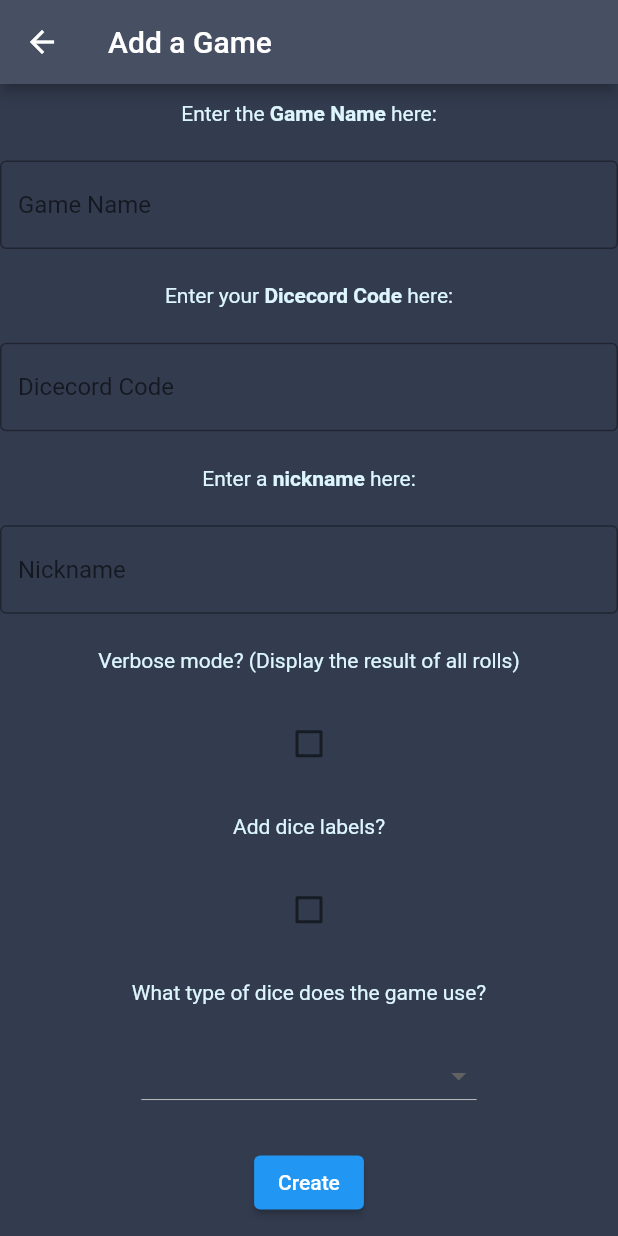
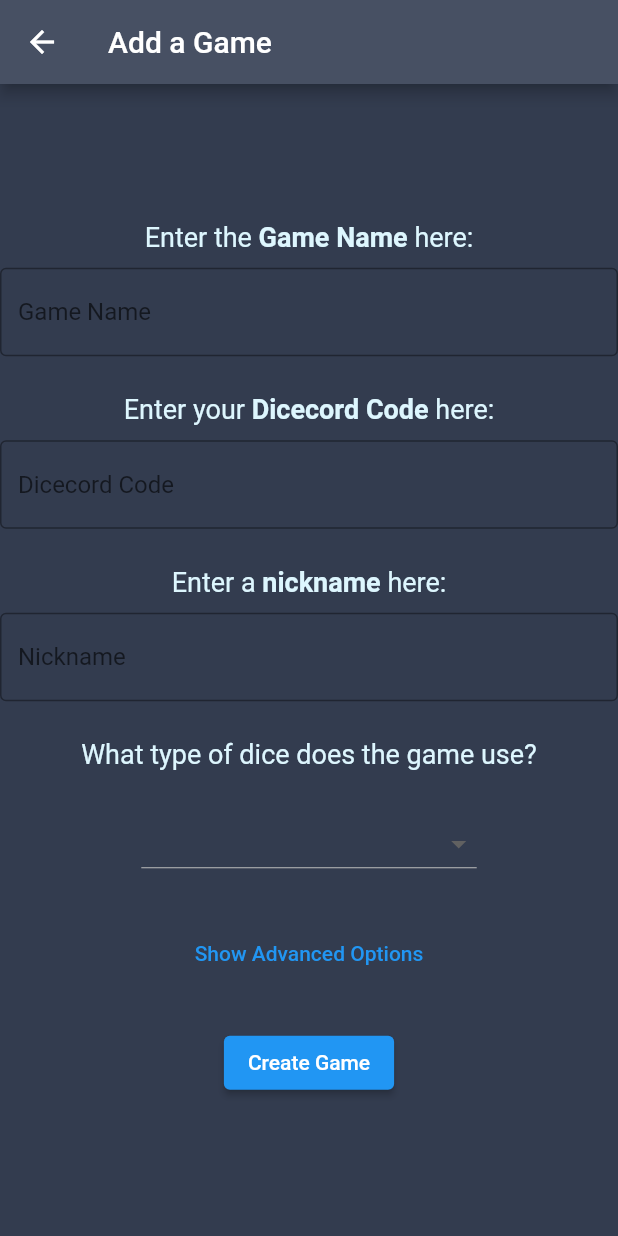
Before and after one commit to corndog-foundry/dicecord-flutter, a Flutter app: the CreateGameScreen screen opened by its route, on a phone screen of 412 x 824 dp. Run offline on Flutter 3.47's test engine with Material 2 defaults, Android fonts, the phone set to English and light mode, and no system bars; our stand-ins replace fluttertoast, hive; missing offline and left inert: mysql1; accounts and stored records are empty; generated files the repository leaves out were written again.

Commit message:
Clean Up Create Game Screen

```diff
--- a/lib/main.dart
+++ b/lib/main.dart
@@ -5,7 +5,6 @@ import 'package:dicecord_mobile/screens/create_game_screen.dart';
 import 'package:dicecord_mobile/screens/games_screen.dart';
 import 'package:flutter/material.dart';
 import 'package:dicecord_mobile/screens/main_screen.dart';
-import 'package:dicecord_mobile/screens/opening_screen.dart';
 
 import 'package:hive/hive.dart';
 import 'package:path_provider/path_provider.dart' as pathProvider;
--- a/lib/screens/create_game_screen.dart
+++ b/lib/screens/create_game_screen.dart
@@ -17,6 +17,8 @@ class _CreateGameScreenState extends State<CreateGameScreen> {
   bool verboseMode = false;
   bool diceLabels = false;
   String diceType = '';
+
+  bool showAdvancedOptions = false;
 
   void setGameName (String newName) {
     gameName = newName;
@@ -43,6 +45,7 @@ class _CreateGameScreenState extends State<CreateGameScreen> {
         title: Text("Add a Game"),
       ),
       body: Center(
+        child: SingleChildScrollView(
           child: Column(
             mainAxisAlignment: MainAxisAlignment.spaceAround,
             children: [
@@ -52,127 +55,128 @@ class _CreateGameScreenState extends State<CreateGameScreen> {
                     "Enter the",
                     style: TextStyle(
                       color: Color.fromARGB(255, 221, 246, 254),
+                      fontSize: 18.0
                     ),
                   ),
                   Text(
                     " Game Name ",
                     style: TextStyle(
                       color: Color.fromARGB(255, 221, 246, 254),
-                      fontWeight: FontWeight.bold
+                      fontWeight: FontWeight.bold,
+                      fontSize: 18.0
                     ),
                   ),
                   Text(
                     "here:",
                     style: TextStyle(
                       color: Color.fromARGB(255, 221, 246, 254),
+                      fontSize: 18.0
                     ),
                   )
                 ],
                 mainAxisAlignment: MainAxisAlignment.center,
               ),
+              SizedBox(height: 10.0),
               TextField(
                 decoration: InputDecoration(
                   border: OutlineInputBorder(),
                   hintText: 'Game Name',
                 ),
                 onChanged: setGameName,
+                style: TextStyle(
+                  color: Color.fromARGB(255, 221, 246, 254),
+                  fontSize: 16.0
                 ),
+              ),
+              SizedBox(height: 25.0),
               Row(
                 children: [
                   Text(
                     "Enter your",
                     style: TextStyle(
                       color: Color.fromARGB(255, 221, 246, 254),
+                      fontSize: 18.0
                     ),
                   ),
                   Text(
                     " Dicecord Code ",
                     style: TextStyle(
                       color: Color.fromARGB(255, 221, 246, 254),
-                      fontWeight: FontWeight.bold
+                      fontWeight: FontWeight.bold,
+                      fontSize: 18.0
                     ),
                   ),
                   Text(
                     "here:",
                     style: TextStyle(
                       color: Color.fromARGB(255, 221, 246, 254),
+                      fontSize: 18.0
                     ),
                   )
                 ],
                 mainAxisAlignment: MainAxisAlignment.center,
               ),
+              SizedBox(height: 10.0),
               TextField(
                 decoration: InputDecoration(
                   border: OutlineInputBorder(),
                   hintText: 'Dicecord Code',
                 ),
                 onChanged: setDicecordCode,
+                style: TextStyle(
+                    color: Color.fromARGB(255, 221, 246, 254),
+                    fontSize: 16.0
                 ),
+              ),
+              SizedBox(height: 25.0),
               Row(
                 children: [
                   Text(
                     "Enter a",
                     style: TextStyle(
                       color: Color.fromARGB(255, 221, 246, 254),
+                      fontSize: 18.0
                     ),
                   ),
                   Text(
                     " nickname ",
                     style: TextStyle(
                       color: Color.fromARGB(255, 221, 246, 254),
-                      fontWeight: FontWeight.bold
+                      fontWeight: FontWeight.bold,
+                      fontSize: 18.0
                     ),
                   ),
                   Text(
                     "here:",
                     style: TextStyle(
                       color: Color.fromARGB(255, 221, 246, 254),
+                      fontSize: 18.0
                     ),
                   )
                 ],
                 mainAxisAlignment: MainAxisAlignment.center,
               ),
+              SizedBox(height: 10.0),
               TextField(
                 decoration: InputDecoration(
                   border: OutlineInputBorder(),
                   hintText: 'Nickname',
                 ),
                 onChanged: setNickname,
-            ),
-            Text(
-              "Verbose mode? (Display the result of all rolls)",
                 style: TextStyle(
                     color: Color.fromARGB(255, 221, 246, 254),
+                    fontSize: 16.0
                 ),
               ),
-            Checkbox(
-                value: verboseMode,
-                onChanged: (newValue) {
-                  setState(() {
-                    verboseMode = newValue;
-                  });
-                }
-            ),
-            Text(
-              "Add dice labels?",
-              style: TextStyle(
-                color: Color.fromARGB(255, 221, 246, 254),
-              ),
-            ),
-            Checkbox(
-                value: diceLabels,
-                onChanged: (newValue) {
-                  setState(() {
-                    diceLabels = newValue;
-                  });
-                }
-            ),
+              SizedBox(height: 25.0),
               Text(
                 "What type of dice does the game use?",
                 style: TextStyle(
                   color: Color.fromARGB(255, 221, 246, 254),
+                  fontSize: 18.0
                 ),
               ),
+              SizedBox(height: 25.0),
               DropdownButton(
                 items: [
                   DropdownMenuItem(
@@ -193,10 +197,70 @@ class _CreateGameScreenState extends State<CreateGameScreen> {
                     diceType = val;
                   });
                 },
-              hint: Text(diceType),
+                hint: Text(
+                  diceType,
+                  style: TextStyle(
+                    fontSize: 16.0,
+                    color: Color.fromARGB(255, 221, 246, 254),
                   ),
+                ),
+              ),
+              SizedBox(height: 25.0),
+              TextButton(
+                  onPressed: () {
+                    setState(() {
+                      showAdvancedOptions = !showAdvancedOptions;
+                    });
+                  },
+                  child: Text(
+                      showAdvancedOptions ? 'Hide Advanced Options' : 'Show Advanced Options'
+                  )
+              ),
+              SizedBox(height: 25.0),
+              Visibility(
+                visible: showAdvancedOptions,
+                child: Column(
+                  children: [
+                    Text(
+                      "Verbose mode? (Display the result of all rolls)",
+                      style: TextStyle(
+                          color: Color.fromARGB(255, 221, 246, 254),
+                          fontSize: 18.0
+                      ),
+                    ),
+                    SizedBox(height: 10.0),
+                    Checkbox(
+                        value: verboseMode,
+                        onChanged: (newValue) {
+                          setState(() {
+                            verboseMode = newValue;
+                          });
+                        }
+                    ),
+                    SizedBox(height: 25.0),
+                    Text(
+                      "Add dice labels?",
+                      style: TextStyle(
+                          color: Color.fromARGB(255, 221, 246, 254),
+                          fontSize: 18.0
+                      ),
+                    ),
+                    SizedBox(height: 10.0),
+                    Checkbox(
+                        value: diceLabels,
+                        onChanged: (newValue) {
+                          setState(() {
+                            diceLabels = newValue;
+                          });
+                        }
+                    ),
+                    SizedBox(height: 25.0),
+                  ],
+                ),
+              ),
+
               ElevatedButton(
-              child: Text("Create"),
+                child: Text("Create Game"),
                 onPressed: () async {
                   if (gameName != '' && dicecordCode != '' && nickname != '' && diceType != '') {
                     var dbSettings = new ConnectionSettings(
@@ -242,6 +306,7 @@ class _CreateGameScreenState extends State<CreateGameScreen> {
             ],
           ),
         ),
+      ),
     );
   }
 }
```
Lines whose indentation alone changed are shown as unchanged.
